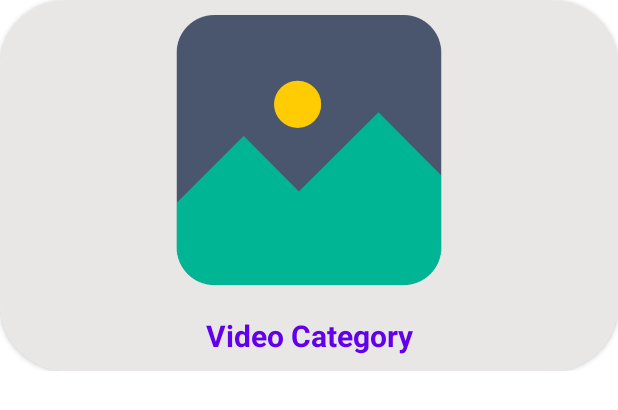
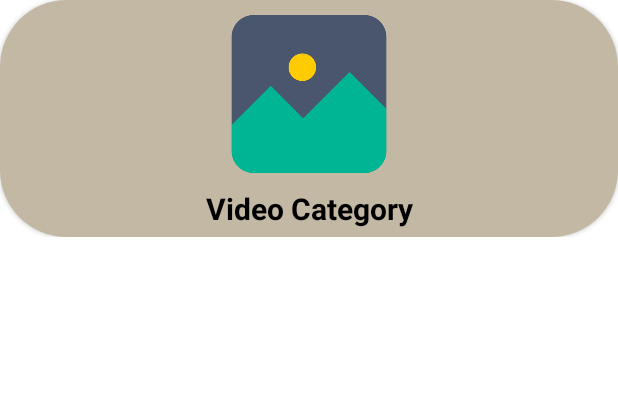
Before and after one commit to CarlosTaipe/YoutubeListingApp, an Android app: the layout item_category_list.xml on its own in the app's theme, with its tools: preview values and no code run, on a phone screen of 412 x 824 dp. Shown: the top 410 px of the screen. Run offline under Robolectric (Android 15) with nearby library versions, the phone set to English and light mode, and no system bars.

Commit message:
refactor code!

```diff
--- a/app/src/main/res/layout/activity_main.xml
+++ b/app/src/main/res/layout/activity_main.xml
@@ -5,6 +5,7 @@
     android:layout_width="match_parent"
     android:layout_height="match_parent"
     android:orientation="vertical"
+    android:background="#FEF7DC"
     tools:context=".MainActivity">
 
     <LinearLayout
--- a/app/src/main/res/layout/item_category_list.xml
+++ b/app/src/main/res/layout/item_category_list.xml
@@ -14,13 +14,13 @@
         <LinearLayout
             android:layout_width="match_parent"
             android:layout_height="match_parent"
-            android:background="#e9e6e6"
+            android:background="#C2B8A3"
             android:orientation="vertical">
 
             <ImageView
                 android:id="@+id/cat_image"
-                android:layout_width="200dp"
-                android:layout_height="200dp"
+                android:layout_width="125dp"
+                android:layout_height="125dp"
                 android:layout_gravity="center"
                 android:padding="10dp"
                 app:srcCompat="@drawable/picture" />
@@ -29,10 +29,10 @@
                 android:id="@+id/cat_name"
                 android:layout_width="match_parent"
                 android:layout_height="wrap_content"
-                android:layout_margin="10dp"
                 android:text="Video Category"
+                android:paddingBottom="5dp"
                 android:textAlignment="center"
-                android:textColor="@color/design_default_color_primary"
+                android:textColor="@color/black"
                 android:textSize="20sp"
                 android:textStyle="bold" />
 
--- a/app/src/main/res/layout/item_video_list.xml
+++ b/app/src/main/res/layout/item_video_list.xml
@@ -14,7 +14,7 @@
         <LinearLayout
             android:layout_width="match_parent"
             android:layout_height="match_parent"
-            android:background="#e9e6e6"
+            android:background="#C2B8A3"
             android:orientation="horizontal">
 
             <ImageView
@@ -32,7 +32,7 @@
                 android:layout_margin="5dp"
                 android:text="Video Category"
                 android:layout_gravity="center_vertical"
-                android:textColor="@color/design_default_color_primary"
+                android:textColor="@color/black"
                 android:textSize="15sp"
                 android:textStyle="bold" />
 
--- a/app/src/main/res/values/strings.xml
+++ b/app/src/main/res/values/strings.xml
@@ -1,5 +1,5 @@
 <resources>
-    <string name="app_name">YoutubeListingApp</string>
+    <string name="app_name">Youtube Listing</string>
 
     <string name="back4app_server_url">https://parseapi.back4app.com/</string>
 
--- a/app/src/main/res/values/themes.xml
+++ b/app/src/main/res/values/themes.xml
@@ -2,7 +2,7 @@
     <!-- Base application theme. -->
     <style name="Theme.YoutubeListingApp" parent="Theme.MaterialComponents.DayNight.DarkActionBar">
         <!-- Primary brand color. -->
-        <item name="colorPrimary">@color/purple_500</item>
+        <item name="colorPrimary">#A19882</item>
         <item name="colorPrimaryVariant">@color/purple_700</item>
         <item name="colorOnPrimary">@color/white</item>
         <!-- Secondary brand color. -->
```
Also changed, not shown: 1 other file.
